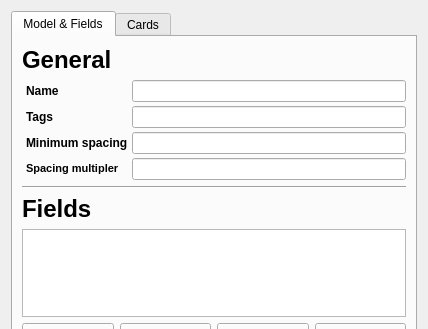
Before: the Qt Designer form designer/modelproperties.ui in ankitects/anki, drawn with Qt 5; both pictures show x 0 to 428 and y 0 to 329 of the 428 by 528 pixel window.
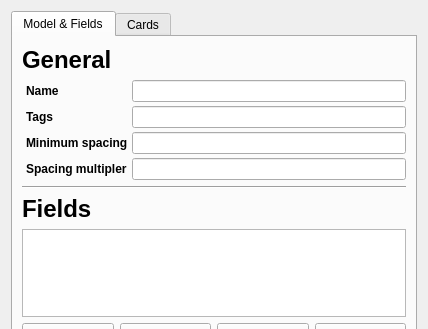
After: the same form once the commit is applied.

Commit message: fix html label on osx

The edit to the form file:
```diff
--- a/designer/modelproperties.ui
+++ b/designer/modelproperties.ui
@@ -97,11 +97,7 @@
          <item row="3" column="0" >
           <widget class="QLabel" name="label_25" >
            <property name="text" >
-            <string>&lt;!DOCTYPE HTML PUBLIC "-//W3C//DTD HTML 4.0//EN" "http://www.w3.org/TR/REC-html40/strict.dtd">
-&lt;html>&lt;head>&lt;meta name="qrichtext" content="1" />&lt;style type="text/css">
-p, li { white-space: pre-wrap; }
-&lt;/style>&lt;/head>&lt;body style=" font-family:'Arial'; font-size:8pt; font-weight:400; font-style:normal;">
-&lt;p style=" margin-top:0px; margin-bottom:0px; margin-left:0px; margin-right:0px; -qt-block-indent:0; text-indent:0px;">&lt;span style=" font-weight:600;">Spacing multipler&lt;/span>&lt;/p>&lt;/body>&lt;/html></string>
+            <string>&lt;b>Spacing multipler&lt;/b></string>
            </property>
            <property name="openExternalLinks" >
             <bool>true</bool>
```
